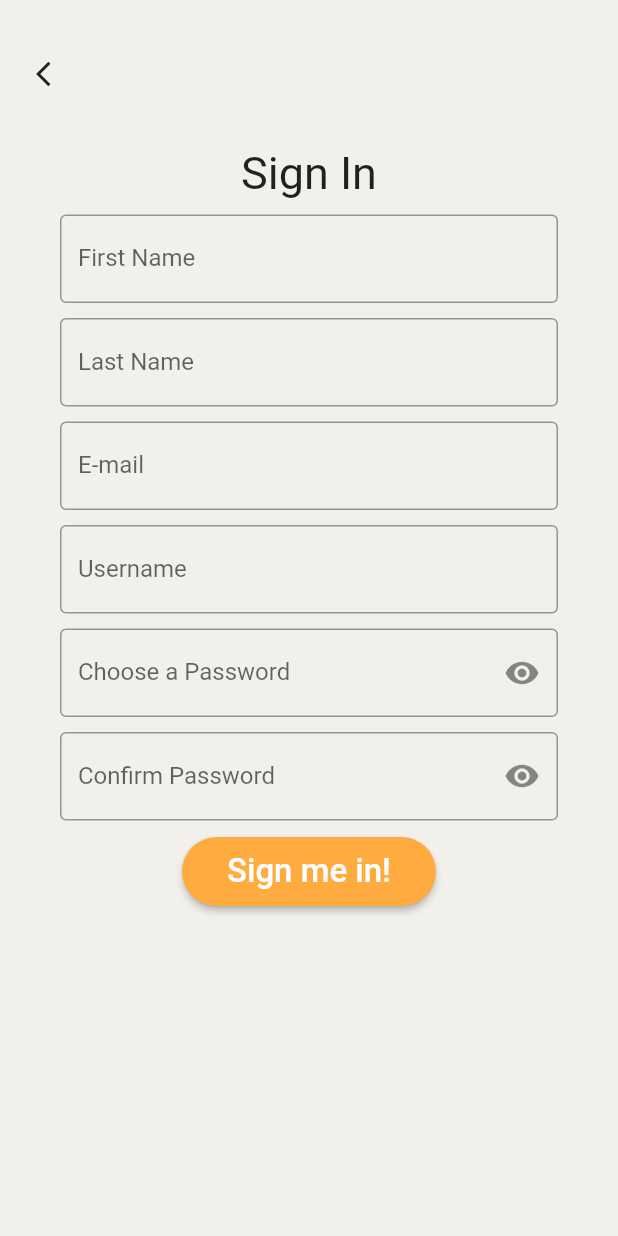
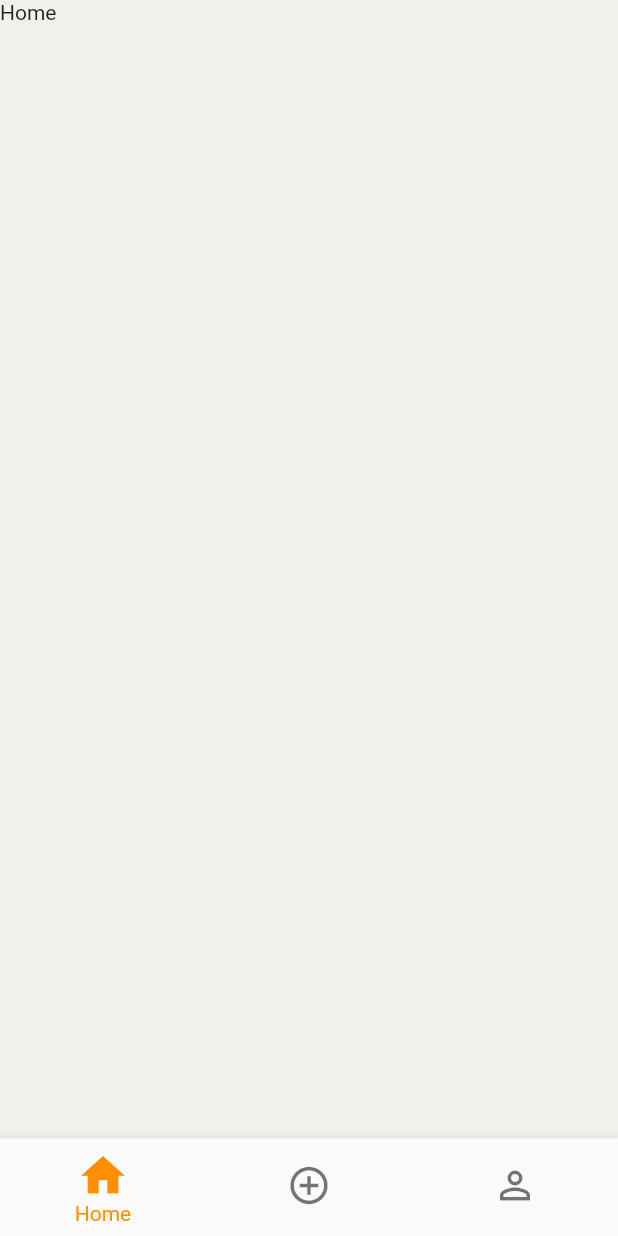
Before and after one commit to 911AstalusAdrian/thesis-project, a Flutter app: the SignInScreen screen opened directly, after a tap on "Sign me in!", on a phone screen of 412 x 824 dp. Run offline on Flutter 3.47's test engine with Material 2 defaults, Android fonts, the phone set to English and light mode, and no system bars.

Commit message:
fix bottom navbar

```diff
--- /dev/null
+++ b/app/lib/screens/homeScreen.dart
@@ -0,0 +1,22 @@
+import 'package:app/screens/createTripScreen.dart';
+import 'package:app/screens/profileScreen.dart';
+import 'package:flutter/material.dart';
+
+import '../widgets/navbar.dart';
+
+class HomeScreen extends StatefulWidget {
+  const HomeScreen({Key? key}) : super(key: key);
+
+  @override
+  State<HomeScreen> createState() => _HomeScreenState();
+}
+
+class _HomeScreenState extends State<HomeScreen> {
+
+  @override
+  Widget build(BuildContext context) {
+    return Scaffold(
+      body: const Text("Home"),
+      );
+  }
+}
--- a/app/lib/screens/loginScreen.dart
+++ b/app/lib/screens/loginScreen.dart
@@ -1,8 +1,9 @@
+import 'package:app/screens/mainNavigationScreen.dart';
 import 'package:app/screens/signInScreen.dart';
 import 'package:flutter/material.dart';
 
 import '../model/SimpleUser.dart';
-import 'mainScreen.dart';
+import 'homeScreen.dart';
 
 class LoginScreen extends StatefulWidget {
   const LoginScreen({Key? key}) : super(key: key);
@@ -84,7 +85,7 @@ class _LoginScreenState extends State<LoginScreen> {
                       await Navigator.push(
                           context,
                           MaterialPageRoute(
-                              builder: (context) => MainScreen()));
+                              builder: (context) => MainNavigationScreen()));
                     }
                   },
                   style: ElevatedButton.styleFrom(
--- /dev/null
+++ b/app/lib/screens/mainNavigationScreen.dart
@@ -0,0 +1,56 @@
+import 'package:app/screens/createTripScreen.dart';
+import 'package:app/screens/homeScreen.dart';
+import 'package:app/screens/profileScreen.dart';
+import 'package:flutter/material.dart';
+
+class MainNavigationScreen extends StatefulWidget {
+  const MainNavigationScreen({Key? key}) : super(key: key);
+
+  @override
+  State<MainNavigationScreen> createState() => _MainNavigationScreenState();
+}
+
+class _MainNavigationScreenState extends State<MainNavigationScreen> {
+
+  int _index = 0;
+
+  final tabs = [
+    HomeScreen(),
+    CreateTripScreen(),
+    ProfileScreen()
+  ];
+
+  void _onItemTapped(int index) {
+    setState(() {
+      _index = index;
+    });
+  }
+
+  @override
+  Widget build(BuildContext context) {
+    return Scaffold(
+      body: tabs[_index],
+      bottomNavigationBar: createNavigation(),
+    );
+  }
+
+  createNavigation(){
+    return BottomNavigationBar(
+      items: const  <BottomNavigationBarItem>[
+        BottomNavigationBarItem(icon: Icon(Icons.home), label: 'Home'),
+        BottomNavigationBarItem(icon: Icon(Icons.add_circle_outline_sharp), label: 'Create a Trip'),
+        BottomNavigationBarItem(icon: Icon(Icons.person_outline), label: 'Profile'),
+      ],
+      currentIndex: _index,
+      selectedItemColor: Colors.amber[800],
+      selectedIconTheme: const IconThemeData(size: 35),
+      unselectedIconTheme: const IconThemeData(size: 30),
+      showUnselectedLabels: false,
+      showSelectedLabels: true,
+      onTap: _onItemTapped,
+    );
+  }
+
+
+
+}
--- a/app/lib/screens/signInScreen.dart
+++ b/app/lib/screens/signInScreen.dart
@@ -1,4 +1,7 @@
+import 'package:app/screens/mainNavigationScreen.dart';
 import 'package:flutter/material.dart';
+
+import 'homeScreen.dart';
 
 class SignInScreen extends StatefulWidget {
   const SignInScreen({Key? key}) : super(key: key);
@@ -134,7 +137,9 @@ class _SignInScreenState extends State<SignInScreen> {
                     Padding(
                       padding: const EdgeInsets.symmetric(vertical: 5.0, horizontal: 0.0),
                       child: ElevatedButton(
-                          onPressed: () {},
+                          onPressed: () {
+                            Navigator.push(context, MaterialPageRoute(builder: (context) => MainNavigationScreen()));
+                          },
                           style: ElevatedButton.styleFrom(
                               padding: const EdgeInsets.symmetric(
                                   vertical: 10.0, horizontal: 30.0),
```
Also changed, not shown: app/lib/screens/createTripScreen.dart (added, +19 -0 lines), app/lib/screens/mainScreen.dart (deleted, +0 -40 lines), app/lib/screens/profileScreen.dart (added, +19 -0 lines), app/lib/widgets/navbar.dart (added).
